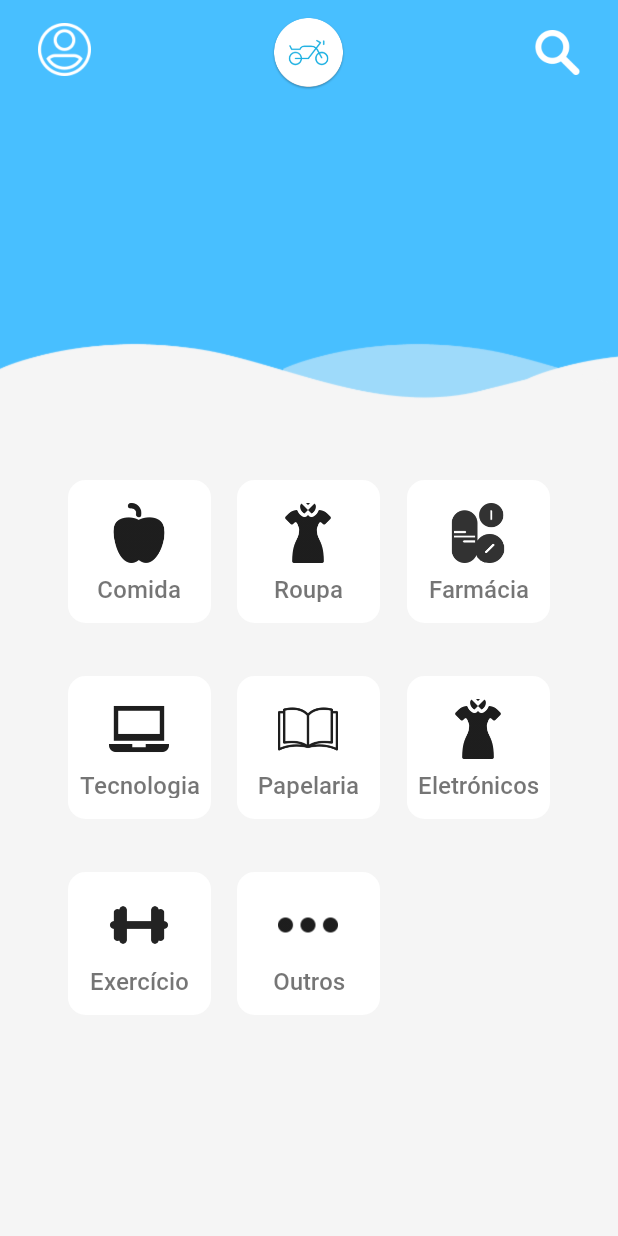
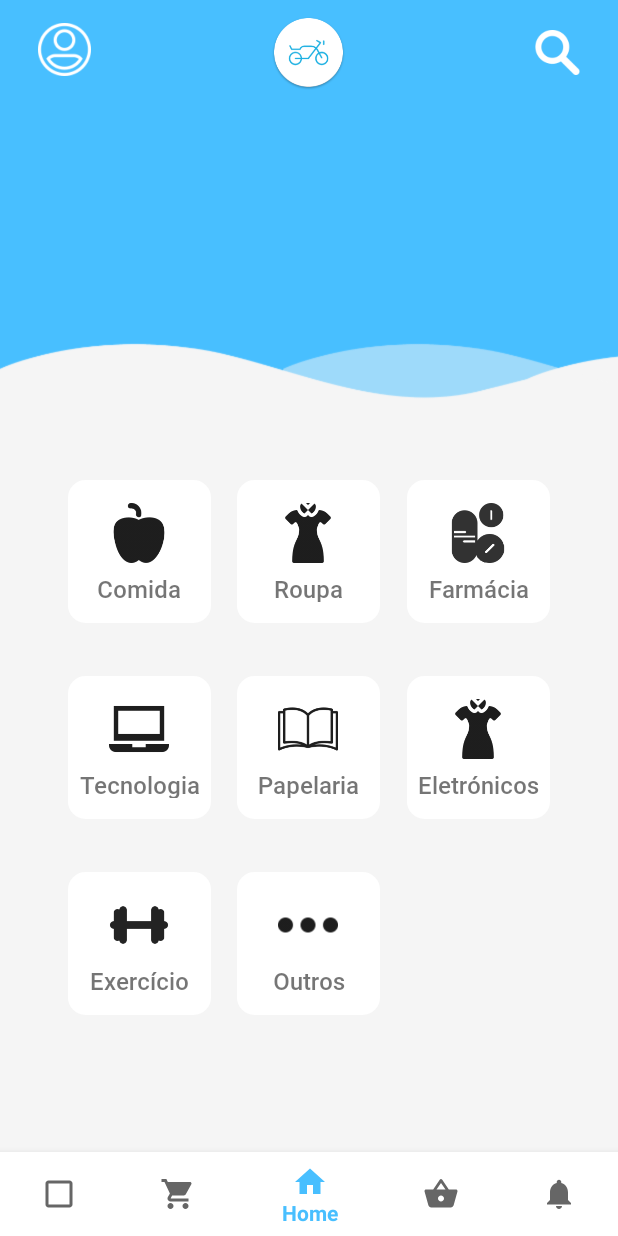
Before and after one commit to Hugo1307/ByDelivery, an Android app: the screen it shows after launch (HomeActivity before the commit, MainActivity after it), after a tap on "Entrar", on a phone screen of 412 x 824 dp. Run offline under Robolectric (Android 15) with nearby library versions, the light colour scheme and no system bars.

Commit message:
Adicionado o menu principal

```diff
--- a/app/build.gradle
+++ b/app/build.gradle
@@ -26,7 +26,8 @@ android {
 dependencies {
     implementation fileTree(dir: 'libs', include: ['*.jar'])
 
-    implementation 'androidx.appcompat:appcompat:1.0.2'
+    implementation 'androidx.appcompat:appcompat:1.1.0'
+    implementation 'com.google.android.material:material:1.1.0'
     implementation 'androidx.legacy:legacy-support-v4:1.0.0'
     implementation 'androidx.constraintlayout:constraintlayout:1.1.3'
     testImplementation 'junit:junit:4.12'
--- a/app/src/main/AndroidManifest.xml
+++ b/app/src/main/AndroidManifest.xml
@@ -9,7 +9,8 @@
         android:roundIcon="@mipmap/ic_launcher_round"
         android:supportsRtl="true"
         android:theme="@style/AppTheme">
-        <activity android:name=".HomeActivity"></activity>
+        <activity android:name=".MainActivity"></activity>
+        <activity android:name=".HomeFragment" />
         <activity android:name=".LoginActivity">
             <intent-filter>
                 <action android:name="android.intent.action.MAIN" />
--- a/app/src/main/java/com/example/bydelivery_app/HomeActivity.java
+++ /dev/null
@@ -1,14 +0,0 @@
-package com.example.bydelivery_app;
-
-import androidx.appcompat.app.AppCompatActivity;
-
-import android.os.Bundle;
-
-public class HomeActivity extends AppCompatActivity {
-
-    @Override
-    protected void onCreate(Bundle savedInstanceState) {
-        super.onCreate(savedInstanceState);
-        setContentView(R.layout.activity_home);
-    }
-}
--- /dev/null
+++ b/app/src/main/java/com/example/bydelivery_app/HomeFragment.java
@@ -0,0 +1,20 @@
+package com.example.bydelivery_app;
+
+import android.os.Bundle;
+import android.view.LayoutInflater;
+import android.view.View;
+import android.view.ViewGroup;
+
+import androidx.annotation.Nullable;
+import androidx.fragment.app.Fragment;
+
+public class HomeFragment extends Fragment {
+
+    @Nullable
+    @Override
+    public View onCreateView(LayoutInflater inflater, @Nullable ViewGroup container, @Nullable Bundle savedInstanceState) {
+        return inflater.inflate(R.layout.fragment_home, container, false);
+    }
+
+
+}
--- a/app/src/main/java/com/example/bydelivery_app/LoginActivity.java
+++ b/app/src/main/java/com/example/bydelivery_app/LoginActivity.java
@@ -28,7 +28,7 @@ public class LoginActivity extends AppCompatActivity {
 
     public void efetuarLogin(View v){
 
-        Intent intent = new Intent(this, HomeActivity.class);
+        Intent intent = new Intent(this, MainActivity.class);
         startActivity(intent);
 
         EditText textBoxEmail = (EditText) findViewById(R.id.textbox_login_email);
--- /dev/null
+++ b/app/src/main/java/com/example/bydelivery_app/MainActivity.java
@@ -0,0 +1,44 @@
+package com.example.bydelivery_app;
+
+import androidx.annotation.NonNull;
+import androidx.appcompat.app.AppCompatActivity;
+import androidx.fragment.app.Fragment;
+
+import android.os.Bundle;
+import android.view.MenuItem;
+
+import com.google.android.material.bottomnavigation.BottomNavigationView;
+
+public class MainActivity extends AppCompatActivity {
+
+    @Override
+    protected void onCreate(Bundle savedInstanceState) {
+        super.onCreate(savedInstanceState);
+        setContentView(R.layout.activity_main);
+
+        BottomNavigationView bottomNav = findViewById(R.id.bottomMenu);
+        bottomNav.setOnNavigationItemSelectedListener(navListener);
+
+        if (savedInstanceState == null) {
+            getSupportFragmentManager().beginTransaction().replace(R.id.fragment_container,
+                    new HomeFragment()).commit();
+            bottomNav.setSelectedItemId(R.id.nav_home);
+        }
+    }
+
+    private BottomNavigationView.OnNavigationItemSelectedListener navListener =
+            new BottomNavigationView.OnNavigationItemSelectedListener() {
+                @Override
+                public boolean onNavigationItemSelected(@NonNull MenuItem item) {
+                    Fragment selectedFragment = null;
+                    switch (item.getItemId()) {
+                        case R.id.nav_home:
+                            selectedFragment = new HomeFragment();
+                            break;
+                    }
+                    getSupportFragmentManager().beginTransaction().replace(R.id.fragment_container,
+                            selectedFragment).commit();
+                    return true;
+                }
+            };
+}
--- /dev/null
+++ b/app/src/main/res/drawable/ic_check_box_outline_blank_black_24dp.xml
@@ -0,0 +1,5 @@
+<vector android:height="24dp" android:tint="#1E1E1E"
+    android:viewportHeight="24.0" android:viewportWidth="24.0"
+    android:width="24dp" xmlns:android="http://schemas.android.com/apk/res/android">
+    <path android:fillColor="#FF000000" android:pathData="M19,5v14H5V5h14m0,-2H5c-1.1,0 -2,0.9 -2,2v14c0,1.1 0.9,2 2,2h14c1.1,0 2,-0.9 2,-2V5c0,-1.1 -0.9,-2 -2,-2z"/>
+</vector>
--- /dev/null
+++ b/app/src/main/res/drawable/ic_home_black_24dp.xml
@@ -0,0 +1,5 @@
+<vector android:height="24dp" android:tint="#1E1E1E"
+    android:viewportHeight="24.0" android:viewportWidth="24.0"
+    android:width="24dp" xmlns:android="http://schemas.android.com/apk/res/android">
+    <path android:fillColor="#FF000000" android:pathData="M10,20v-6h4v6h5v-8h3L12,3 2,12h3v8z"/>
+</vector>
--- /dev/null
+++ b/app/src/main/res/drawable/ic_notifications_black_24dp.xml
@@ -0,0 +1,5 @@
+<vector android:height="24dp" android:tint="#1E1E1E"
+    android:viewportHeight="24.0" android:viewportWidth="24.0"
+    android:width="24dp" xmlns:android="http://schemas.android.com/apk/res/android">
+    <path android:fillColor="#FF000000" android:pathData="M12,22c1.1,0 2,-0.9 2,-2h-4c0,1.1 0.89,2 2,2zM18,16v-5c0,-3.07 -1.64,-5.64 -4.5,-6.32L13.5,4c0,-0.83 -0.67,-1.5 -1.5,-1.5s-1.5,0.67 -1.5,1.5v0.68C7.63,5.36 6,7.92 6,11v5l-2,2v1h16v-1l-2,-2z"/>
+</vector>
--- /dev/null
+++ b/app/src/main/res/drawable/ic_shopping_basket_black_24dp.xml
@@ -0,0 +1,5 @@
+<vector android:height="24dp" android:tint="#1E1E1E"
+    android:viewportHeight="24.0" android:viewportWidth="24.0"
+    android:width="24dp" xmlns:android="http://schemas.android.com/apk/res/android">
+    <path android:fillColor="#FF000000" android:pathData="M17.21,9l-4.38,-6.56c-0.19,-0.28 -0.51,-0.42 -0.83,-0.42 -0.32,0 -0.64,0.14 -0.83,0.43L6.79,9L2,9c-0.55,0 -1,0.45 -1,1 0,0.09 0.01,0.18 0.04,0.27l2.54,9.27c0.23,0.84 1,1.46 1.92,1.46h13c0.92,0 1.69,-0.62 1.93,-1.46l2.54,-9.27L23,10c0,-0.55 -0.45,-1 -1,-1h-4.79zM9,9l3,-4.4L15,9L9,9zM12,17c-1.1,0 -2,-0.9 -2,-2s0.9,-2 2,-2 2,0.9 2,2 -0.9,2 -2,2z"/>
+</vector>
--- /dev/null
+++ b/app/src/main/res/drawable/ic_shopping_cart_black_24dp.xml
@@ -0,0 +1,5 @@
+<vector android:height="24dp" android:tint="#1E1E1E"
+    android:viewportHeight="24.0" android:viewportWidth="24.0"
+    android:width="24dp" xmlns:android="http://schemas.android.com/apk/res/android">
+    <path android:fillColor="#FF000000" android:pathData="M7,18c-1.1,0 -1.99,0.9 -1.99,2S5.9,22 7,22s2,-0.9 2,-2 -0.9,-2 -2,-2zM1,2v2h2l3.6,7.59 -1.35,2.45c-0.16,0.28 -0.25,0.61 -0.25,0.96 0,1.1 0.9,2 2,2h12v-2L7.42,15c-0.14,0 -0.25,-0.11 -0.25,-0.25l0.03,-0.12 0.9,-1.63h7.45c0.75,0 1.41,-0.41 1.75,-1.03l3.58,-6.49c0.08,-0.14 0.12,-0.31 0.12,-0.48 0,-0.55 -0.45,-1 -1,-1L5.21,4l-0.94,-2L1,2zM17,18c-1.1,0 -1.99,0.9 -1.99,2s0.89,2 1.99,2 2,-0.9 2,-2 -0.9,-2 -2,-2z"/>
+</vector>
--- /dev/null
+++ b/app/src/main/res/layout/activity_main.xml
@@ -0,0 +1,61 @@
+<?xml version="1.0" encoding="utf-8"?>
+<RelativeLayout xmlns:android="http://schemas.android.com/apk/res/android"
+    xmlns:app="http://schemas.android.com/apk/res-auto"
+    xmlns:tools="http://schemas.android.com/tools"
+    android:layout_width="match_parent"
+    android:layout_height="match_parent"
+    tools:context=".MainActivity">
+
+    <RelativeLayout
+        android:id="@+id/topBar"
+        android:layout_width="match_parent"
+        android:layout_height="70dp"
+        android:background="@color/colorPrimary"
+        app:layout_constraintTop_toTopOf="parent">
+
+        <ImageView
+            android:layout_width="50dp"
+            android:layout_height="50dp"
+            android:layout_centerHorizontal="true"
+            android:layout_marginTop="10dp"
+            android:background="@drawable/bydelivery_icon">
+
+        </ImageView>
+
+        <ImageView
+            android:layout_width="35dp"
+            android:layout_height="35dp"
+            android:layout_marginLeft="25dp"
+            android:layout_marginTop="15dp"
+            android:background="@drawable/user_icon">
+
+        </ImageView>
+
+        <ImageView
+            android:layout_width="30dp"
+            android:layout_height="30dp"
+            android:layout_marginEnd="25dp"
+            android:layout_alignParentRight="true"
+            android:layout_centerVertical="true"
+            android:background="@drawable/search_icon">
+
+        </ImageView>
+
+    </RelativeLayout>
+
+    <FrameLayout
+        android:id="@+id/fragment_container"
+        android:layout_width="match_parent"
+        android:layout_height="match_parent"
+        android:layout_above="@id/bottomMenu"
+        android:layout_below="@id/topBar"/>
+
+    <com.google.android.material.bottomnavigation.BottomNavigationView
+        android:id="@+id/bottomMenu"
+        android:layout_width="match_parent"
+        android:layout_height="wrap_content"
+        android:layout_alignParentBottom="true"
+        app:menu="@menu/bottom_navigation"
+        android:background="#FFFFFF"/>
+
+</RelativeLayout>
--- a/app/src/main/res/layout/activity_home.xml
+++ b/app/src/main/res/layout/fragment_home.xml
@@ -1,52 +1,16 @@
 <?xml version="1.0" encoding="utf-8"?>
-<androidx.constraintlayout.widget.ConstraintLayout xmlns:android="http://schemas.android.com/apk/res/android"
+<RelativeLayout xmlns:android="http://schemas.android.com/apk/res/android"
     xmlns:app="http://schemas.android.com/apk/res-auto"
     xmlns:tools="http://schemas.android.com/tools"
     android:layout_width="match_parent"
     android:layout_height="match_parent"
-    tools:context=".HomeActivity">
+    tools:context=".HomeFragment">
 
     <LinearLayout
         android:layout_width="match_parent"
         android:layout_height="match_parent"
         android:background="@color/backgroundLightGray"
         android:orientation="vertical">
-
-        <RelativeLayout
-            android:layout_width="match_parent"
-            android:layout_height="70dp"
-            android:background="@color/colorPrimary"
-            app:layout_constraintTop_toTopOf="parent">
-
-            <ImageView
-                android:layout_width="50dp"
-                android:layout_height="50dp"
-                android:layout_centerHorizontal="true"
-                android:layout_marginTop="10dp"
-                android:background="@drawable/bydelivery_icon">
-
-            </ImageView>
-
-            <ImageView
-                android:layout_width="35dp"
-                android:layout_height="35dp"
-                android:layout_marginLeft="25dp"
-                android:layout_marginTop="15dp"
-                android:background="@drawable/user_icon">
-
-            </ImageView>
-
-            <ImageView
-                android:layout_width="30dp"
-                android:layout_height="30dp"
-                android:layout_marginEnd="25dp"
-                android:layout_alignParentRight="true"
-                android:layout_centerVertical="true"
-                android:background="@drawable/search_icon">
-
-            </ImageView>
-
-        </RelativeLayout>
 
         <RelativeLayout
             android:layout_width="match_parent"
@@ -337,4 +301,4 @@
 
     </LinearLayout>
 
-</androidx.constraintlayout.widget.ConstraintLayout>
+</RelativeLayout>
--- /dev/null
+++ b/app/src/main/res/menu/bottom_navigation.xml
@@ -0,0 +1,38 @@
+<?xml version="1.0" encoding="utf-8"?>
+<menu xmlns:android="http://schemas.android.com/apk/res/android">
+
+    <item
+        android:id="@+id/nav_orders"
+        android:icon="@drawable/ic_check_box_outline_blank_black_24dp"
+        android:title="Encomendas"
+        android:enabled="true"/>
+
+    <item
+        android:id="@+id/nav_shop-cart"
+        android:icon="@drawable/ic_shopping_cart_black_24dp"
+        android:title="Carrinho"
+        android:enabled="true"/>
+
+    <item
+        android:id="@+id/nav_home"
+        android:icon="@drawable/ic_home_black_24dp"
+        android:title="Home"
+        android:enabled="true"/>
+
+    <item
+        android:id="@+id/nav_partners"
+        android:icon="@drawable/ic_shopping_basket_black_24dp"
+        android:title="Parceiros"
+        android:enabled="true"/>
+
+    <item
+        android:id="@+id/nav_notifications"
+        android:icon="@drawable/ic_notifications_black_24dp"
+        android:title="Notificações"
+        android:enabled="true"/>
+
+
+
+
+
+</menu>
```
Lines whose indentation alone changed are shown as unchanged.
